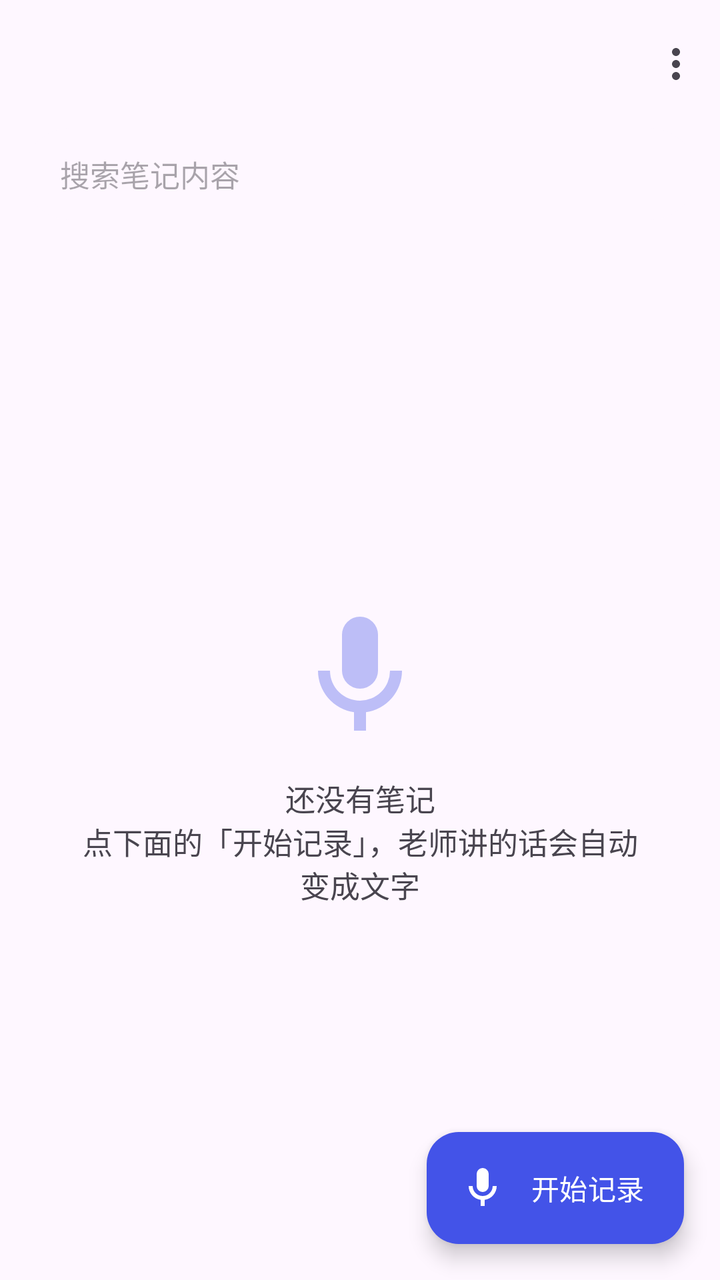
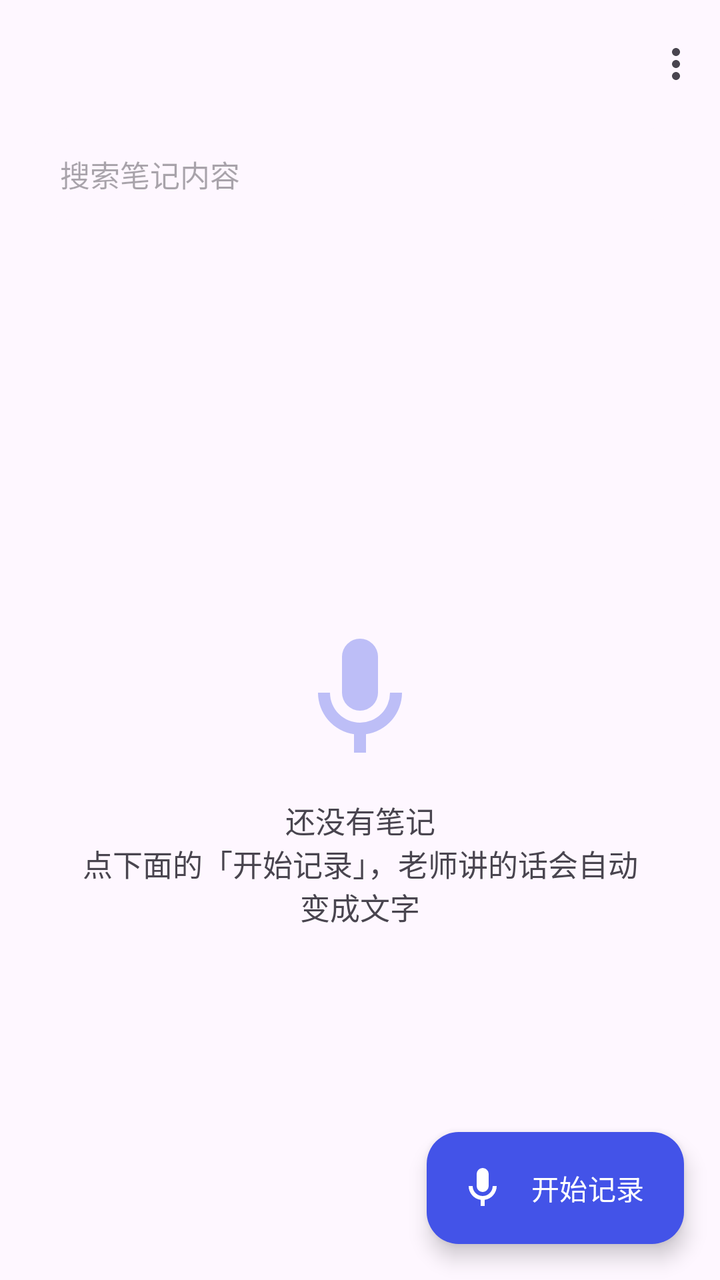

An Android layout rendered at two revisions. The XML below is the earlier revision; the diff shows what the commit changed to produce the second picture.
<!-- AndroidManifest.xml: application theme Theme.LectureNotes -->
<!-- res/layout/activity_main.xml -->
<?xml version="1.0" encoding="utf-8"?>
<androidx.coordinatorlayout.widget.CoordinatorLayout xmlns:android="http://schemas.android.com/apk/res/android"
    xmlns:app="http://schemas.android.com/apk/res-auto"
    android:layout_width="match_parent"
    android:layout_height="match_parent">

    <LinearLayout
        android:layout_width="match_parent"
        android:layout_height="match_parent"
        android:orientation="vertical">

        <com.google.android.material.appbar.MaterialToolbar
            android:id="@+id/toolbar"
            android:layout_width="match_parent"
            android:layout_height="?attr/actionBarSize"
            android:title="@string/app_name"
            app:menu="@menu/main"             app:navigationIconTint="?attr/colorOnSurface"/>

        <com.google.android.material.card.MaterialCardView
            android:layout_width="match_parent"
            android:layout_height="wrap_content"
            android:layout_marginHorizontal="12dp"
            android:layout_marginBottom="6dp"
            app:cardCornerRadius="24dp"
            app:cardElevation="0dp"
            app:strokeWidth="0dp">

            <EditText
                android:id="@+id/search"
                android:layout_width="match_parent"
                android:layout_height="wrap_content"
                android:background="@null"
                android:hint="@string/main_search_hint"
                android:imeOptions="actionSearch"
                android:inputType="text"
                android:maxLines="1"
                android:paddingHorizontal="18dp"
                android:paddingVertical="12dp"
                android:textSize="15sp"
                android:autofillHints="" />
        </com.google.android.material.card.MaterialCardView>

        <TextView
            android:id="@+id/recordingBar"
            android:layout_width="match_parent"
            android:layout_height="wrap_content"
            android:background="@color/star_bg"
            android:padding="12dp"
            android:text="@string/main_recording"
            android:textColor="@color/star"
            android:textSize="14sp"
            android:visibility="gone" />

        <FrameLayout
            android:layout_width="match_parent"
            android:layout_height="0dp"
            android:layout_weight="1">

            <androidx.recyclerview.widget.RecyclerView
                android:id="@+id/list"
                android:layout_width="match_parent"
                android:layout_height="match_parent"
                android:clipToPadding="false"
                android:paddingHorizontal="12dp"
                android:paddingTop="4dp"
                android:paddingBottom="96dp" />

            <LinearLayout
                android:id="@+id/empty"
                android:layout_width="match_parent"
                android:layout_height="match_parent"
                android:gravity="center"
                android:orientation="vertical"
                android:padding="40dp">

                <ImageView
                    android:layout_width="72dp"
                    android:layout_height="72dp"
                    android:alpha="0.35"
                    android:contentDescription="@string/app_name"
                    android:src="@drawable/ic_mic"
                    android:tint="?attr/colorPrimary" />

                <TextView
                    android:layout_width="wrap_content"
                    android:layout_height="wrap_content"
                    android:layout_marginTop="14dp"
                    android:gravity="center"
                    android:text="@string/main_empty"
                    android:textSize="15sp" />
            </LinearLayout>
        </FrameLayout>
    </LinearLayout>

    <com.google.android.material.floatingactionbutton.ExtendedFloatingActionButton
        android:id="@+id/fab"
        android:layout_width="wrap_content"
        android:layout_height="wrap_content"
        android:layout_gravity="bottom|end"
        android:layout_margin="18dp"
        android:text="@string/main_start"
        app:icon="@drawable/ic_mic" />
</androidx.coordinatorlayout.widget.CoordinatorLayout>
<!-- resources referenced by this layout -->
<resources>
  <color name="star">#F2A03D</color>
  <color name="star_bg">#33F2A03D</color>
  <!-- drawable ic_mic (drawable) -->
  <?xml version="1.0" encoding="utf-8"?>
  <vector xmlns:android="http://schemas.android.com/apk/res/android"
      android:width="96dp"
      android:height="96dp"
      android:viewportWidth="24"
      android:viewportHeight="24">
      <path
          android:fillColor="#FF000000"
          android:pathData="M12,14a3,3 0 0,0 3,-3V5a3,3 0 0,0 -6,0v6a3,3 0 0,0 3,3zM17,11a5,5 0 0,1 -10,0H5a7,7 0 0,0 6,6.92V21h2v-3.08A7,7 0 0,0 19,11z" />
  </vector>
  <string name="app_name">网课笔记</string>
  <string name="main_empty">还没有笔记\n点下面的「开始记录」，老师讲的话会自动变成文字</string>
  <string name="main_recording">正在记录中，点这里回到记录页</string>
  <string name="main_search_hint">搜索笔记内容</string>
  <string name="main_start">开始记录</string>
  <style name="Theme.LectureNotes" parent="Theme.Material3.DayNight.NoActionBar">
          <item name="colorPrimary">@color/brand</item>
          <item name="colorOnPrimary">@color/on_brand</item>
          <item name="colorPrimaryContainer">@color/brand</item>
          <item name="colorOnPrimaryContainer">@color/on_brand</item>
          <item name="android:statusBarColor" tools:targetApi="l">?attr/colorSurface</item>
          <item name="android:navigationBarColor" tools:targetApi="l">?attr/colorSurface</item>
      </style>
  <color name="brand">#4353E8</color>
  <color name="on_brand">#FFFFFF</color>
</resources>

<!-- the commit's change to res/layout/activity_main.xml (unified diff, before → after) -->
@@ -14,7 +14,8 @@
             android:layout_width="match_parent"
             android:layout_height="?attr/actionBarSize"
             android:title="@string/app_name"
-            app:menu="@menu/main"             app:navigationIconTint="?attr/colorOnSurface"/>
+        app:menu="@menu/main"
+        app:navigationIconTint="?attr/colorOnSurface" />
 
         <com.google.android.material.card.MaterialCardView
             android:layout_width="match_parent"
@@ -39,6 +40,15 @@
                 android:textSize="15sp"
                 android:autofillHints="" />
         </com.google.android.material.card.MaterialCardView>
+
+        <TextView
+            android:id="@+id/notesCount"
+            android:layout_width="match_parent"
+            android:layout_height="wrap_content"
+            android:alpha="0.7"
+            android:paddingHorizontal="18dp"
+            android:paddingBottom="4dp"
+            android:textSize="13sp" />
 
         <TextView
             android:id="@+id/recordingBar"
